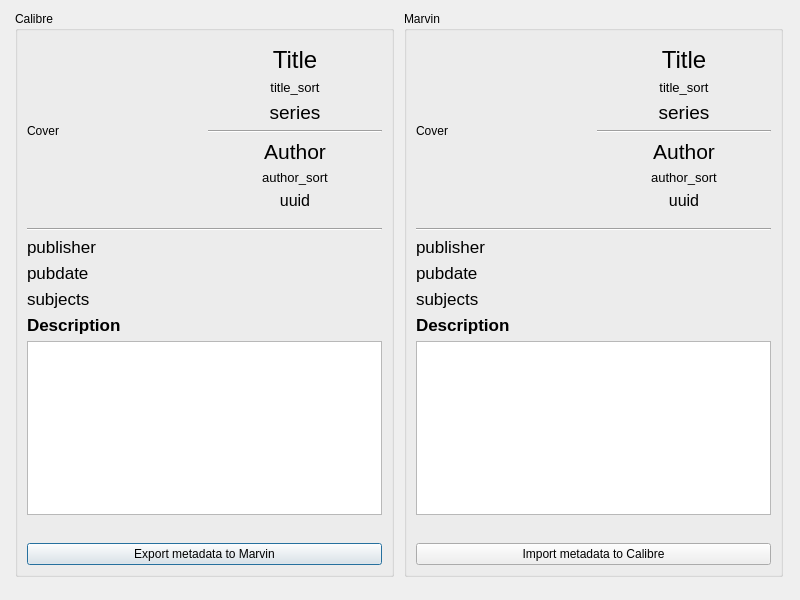
Qt form dialogs/view_metadata.ui (Philantrop/calibre-marvin-manager) before a commit.
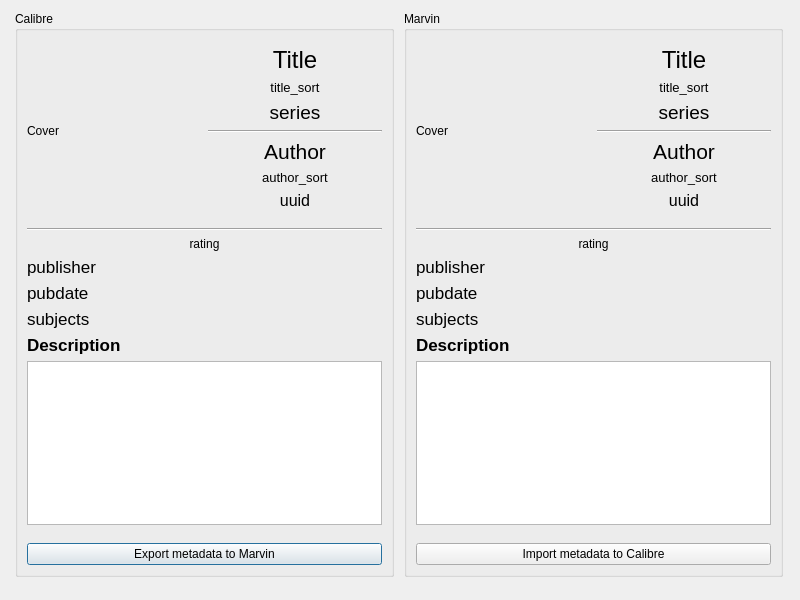
The same form after that commit. Icons and pictures are not drawn.

Commit message: Initial implementation of rating stars display in metadata comparison dialog

```diff
--- a/dialogs/view_metadata.ui
+++ b/dialogs/view_metadata.ui
@@ -185,6 +185,16 @@
           </property>
          </widget>
         </item>
+        <item>
+         <widget class="QLabel" name="calibre_rating">
+          <property name="text">
+           <string>rating</string>
+          </property>
+          <property name="alignment">
+           <set>Qt::AlignCenter</set>
+          </property>
+         </widget>
+        </item>
         <item>
          <widget class="QLabel" name="calibre_publisher">
           <property name="font">
@@ -467,6 +477,16 @@
           </property>
          </widget>
         </item>
+        <item>
+         <widget class="QLabel" name="marvin_rating">
+          <property name="text">
+           <string>rating</string>
+          </property>
+          <property name="alignment">
+           <set>Qt::AlignCenter</set>
+          </property>
+         </widget>
+        </item>
         <item>
          <widget class="QLabel" name="marvin_publisher">
           <property name="font">
```
The commit also changes 2 other files.
